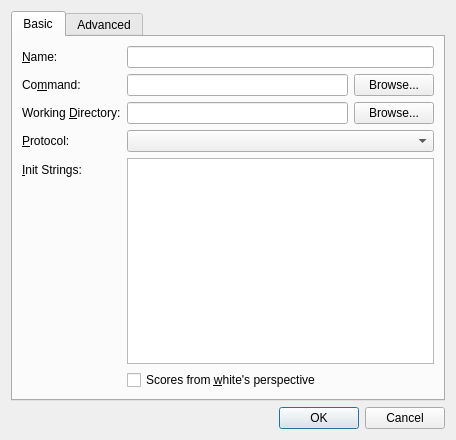
Old version of the form projects/gui/ui/engineconfigdlg.ui in the repository cutechess/cutechess.
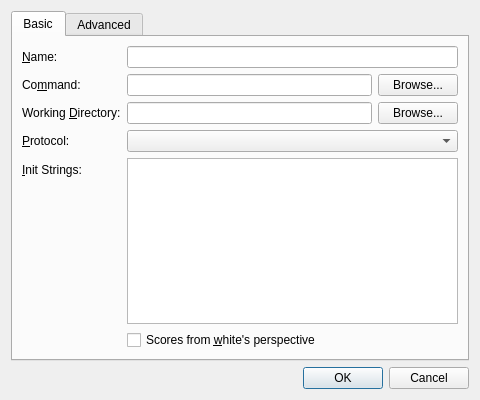
New version of the form.

Commit message: Improvements to detection of engine options

Diff of the .ui file:
```diff
--- a/projects/gui/ui/engineconfigdlg.ui
+++ b/projects/gui/ui/engineconfigdlg.ui
@@ -6,13 +6,13 @@
    <rect>
     <x>0</x>
     <y>0</y>
-    <width>456</width>
-    <height>440</height>
+    <width>480</width>
+    <height>400</height>
    </rect>
   </property>
   <layout class="QVBoxLayout" name="verticalLayout_3">
    <item>
-    <widget class="QTabWidget" name="tabWidget">
+    <widget class="QTabWidget" name="m_tabs">
      <property name="currentIndex">
       <number>0</number>
      </property>
@@ -20,13 +20,8 @@
       <attribute name="title">
        <string>Basic</string>
       </attribute>
-      <layout class="QGridLayout" name="gridLayout">
-       <item row="0" column="0">
         <layout class="QFormLayout" name="formLayout">
-         <property name="fieldGrowthPolicy">
-          <enum>QFormLayout::AllNonFixedFieldsGrow</enum>
-         </property>
-         <item row="1" column="0">
+       <item row="0" column="0">
           <widget class="QLabel" name="label">
            <property name="text">
             <string>&amp;Name:</string>
@@ -36,10 +31,10 @@
            </property>
           </widget>
          </item>
-         <item row="1" column="1">
+       <item row="0" column="1">
           <widget class="QLineEdit" name="m_nameEdit"/>
          </item>
-         <item row="2" column="0">
+       <item row="1" column="0">
           <widget class="QLabel" name="label_2">
            <property name="text">
             <string>Co&amp;mmand:</string>
@@ -49,7 +44,7 @@
            </property>
           </widget>
          </item>
-         <item row="2" column="1">
+       <item row="1" column="1">
           <layout class="QHBoxLayout" name="horizontalLayout">
            <item>
             <widget class="QLineEdit" name="m_commandEdit"/>
@@ -63,7 +58,7 @@
            </item>
           </layout>
          </item>
-         <item row="3" column="0">
+       <item row="2" column="0">
           <widget class="QLabel" name="label_4">
            <property name="text">
             <string>Working &amp;Directory:</string>
@@ -73,7 +68,7 @@
            </property>
           </widget>
          </item>
-         <item row="3" column="1">
+       <item row="2" column="1">
           <layout class="QHBoxLayout" name="horizontalLayout_2">
            <item>
             <widget class="QLineEdit" name="m_workingDirEdit"/>
@@ -90,7 +85,7 @@
            </item>
           </layout>
          </item>
-         <item row="4" column="0">
+       <item row="3" column="0">
           <widget class="QLabel" name="label_3">
            <property name="text">
             <string>&amp;Protocol:</string>
@@ -100,10 +95,10 @@
            </property>
           </widget>
          </item>
-         <item row="4" column="1">
+       <item row="3" column="1">
           <widget class="QComboBox" name="m_protocolCombo"/>
          </item>
-         <item row="5" column="0">
+       <item row="4" column="0">
           <widget class="QLabel" name="label_5">
            <property name="text">
             <string>&amp;Init Strings:</string>
@@ -113,14 +108,14 @@
            </property>
           </widget>
          </item>
-         <item row="5" column="1">
+       <item row="4" column="1">
           <widget class="QPlainTextEdit" name="m_initStringEdit">
            <property name="lineWrapMode">
             <enum>QPlainTextEdit::NoWrap</enum>
            </property>
           </widget>
          </item>
-         <item row="6" column="1">
+       <item row="5" column="1">
           <widget class="QCheckBox" name="m_whitePovCheck">
            <property name="text">
             <string>Scores from &amp;white's perspective</string>
@@ -128,16 +123,12 @@
           </widget>
          </item>
         </layout>
-       </item>
-      </layout>
      </widget>
      <widget class="QWidget" name="tab_2">
       <attribute name="title">
        <string>Advanced</string>
       </attribute>
-      <layout class="QGridLayout" name="gridLayout_2">
-       <item row="0" column="0">
-        <layout class="QVBoxLayout" name="verticalLayout_2">
+      <layout class="QVBoxLayout" name="verticalLayout">
          <item>
           <widget class="QTreeView" name="m_optionsView">
            <property name="alternatingRowColors">
@@ -173,13 +164,11 @@
           </layout>
          </item>
         </layout>
-       </item>
-      </layout>
      </widget>
     </widget>
    </item>
    <item>
-    <widget class="QDialogButtonBox" name="buttonBox">
+    <widget class="QDialogButtonBox" name="m_buttonBox">
      <property name="orientation">
       <enum>Qt::Horizontal</enum>
      </property>
```
Left out of the diff: 18 changed lines with no effect on the pictures. Lines whose indentation alone changed are shown as unchanged. The commit also changes 2 other files.
